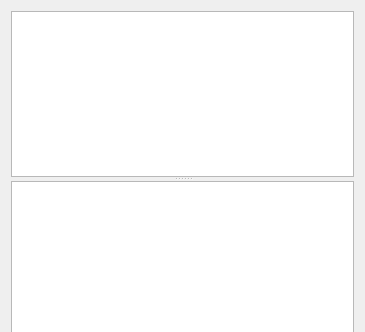
First picture: the form in src/SqlExecutionArea.ui, repository sqlitebrowser/sqlitebrowser, before the edit; both pictures show x 0 to 365 and y 0 to 332 of the 365 by 482 pixel window.
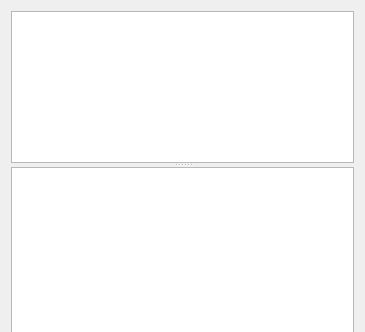
Second picture: the form after the edit. Custom widgets are drawn as their Qt base class.

Commit message:
Fix horizontal tiling in Execute SQL tab
See issue #380.

Patch:
```diff
--- a/src/SqlExecutionArea.ui
+++ b/src/SqlExecutionArea.ui
@@ -15,13 +15,6 @@
   </property>
   <layout class="QHBoxLayout" name="horizontalLayout_2">
    <item>
-    <widget class="QSplitter" name="splitter_2">
-     <property name="orientation">
-      <enum>Qt::Vertical</enum>
-     </property>
-     <property name="childrenCollapsible">
-      <bool>false</bool>
-     </property>
      <widget class="QSplitter" name="splitter">
       <property name="orientation">
        <enum>Qt::Vertical</enum>
@@ -30,12 +23,18 @@
        <bool>false</bool>
       </property>
       <widget class="SqlTextEdit" name="editEditor"/>
+     <widget class="QSplitter" name="splitter_2">
+      <property name="orientation">
+       <enum>Qt::Vertical</enum>
+      </property>
+      <property name="childrenCollapsible">
+       <bool>false</bool>
+      </property>
       <widget class="ExtendedTableWidget" name="tableResult">
        <property name="editTriggers">
         <set>QAbstractItemView::NoEditTriggers</set>
        </property>
       </widget>
-     </widget>
      <widget class="QTextEdit" name="editErrors">
       <property name="maximumSize">
        <size>
@@ -73,6 +72,7 @@
       <property name="readOnly">
        <bool>true</bool>
       </property>
+      </widget>
      </widget>
     </widget>
    </item>
```
Lines whose indentation alone changed are shown as unchanged.
